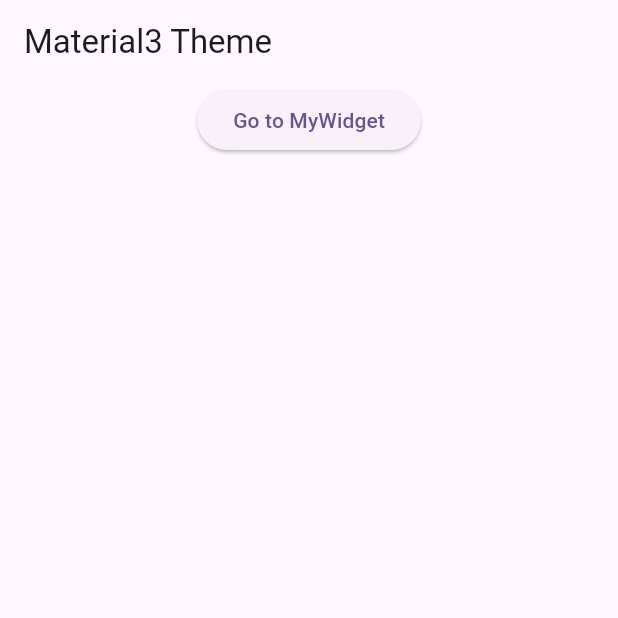
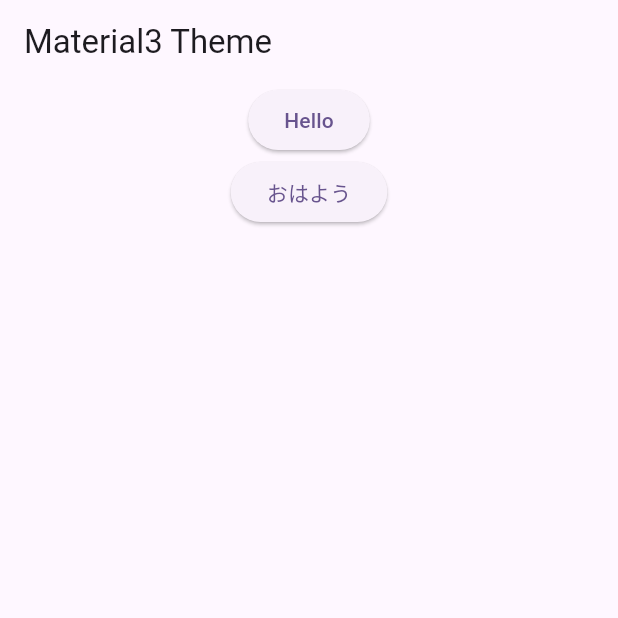
Before and after one commit to someiyoshino/tts10, a Flutter app: the screen it shows after launch, on a phone screen of 412 x 824 dp, the top half of it. Run offline on Flutter 3.47's test engine with Material 3 defaults, Android fonts, the phone set to English and light mode, and no system bars; our stand-ins replace flutter_tts.

Commit message:
mainWidgetをstatefulに変更

```diff
--- a/lib/main.dart
+++ b/lib/main.dart
@@ -11,6 +11,7 @@ class MyApp extends StatelessWidget {
   @override
   Widget build(BuildContext context) {
     return MaterialApp(
+      debugShowCheckedModeBanner: false,
       title: 'Flutter Demo',
       theme: ThemeData(
         colorScheme: ColorScheme.fromSeed(seedColor: Colors.deepPurple),
@@ -28,39 +29,18 @@ class Home extends StatefulWidget {
   State<Home> createState() => _HomeState();
 }
 
+/// 初期化をinitState()で行う為に、Statefulを選択。
+/// constructorの中で、非同期処理は呼ばないのセオリーのようだ。
 class _HomeState extends State<Home> {
-  @override
-  Widget build(BuildContext context) {
-    return Scaffold(
-      appBar: AppBar(
-        title: const Text('Material3 Theme'),
-      ),
-      body: Center(
-        child: Column(
-          children: [
-            ElevatedButton(
-              onPressed: () {
-                Navigator.push(
-                  context,
-                  MaterialPageRoute(builder: (context) => MyWidget()),
-                );
-              },
-              child: const Text('Go to MyWidget'),
-            ),
-          ],
-        ),
-      ),
-    );
-  }
-}
-
-class MyWidget extends StatelessWidget {
-  MyWidget({super.key}) {
-    initializeTts();
-  }
   final FlutterTts tts = FlutterTts();
   final String _text1 = 'Hello, World!. ABC.';
   final String _text2 = 'おはよう。こんにちは。松田です。';
+
+  @override
+  void initState() {
+    super.initState();
+    initializeTts();
+  }
 
   initializeTts() async {
     await tts.setLanguage('ja-JA');
@@ -80,11 +60,10 @@ class MyWidget extends StatelessWidget {
         child: Column(
           children: [
             ElevatedButton(
-              onPressed: () async {
-                await tts.speak(_text1);
-              },
-              child: const Text('Hello'),
-            ),
+                onPressed: () async {
+                  await tts.speak(_text1);
+                },
+                child: const Text('Hello')),
             ElevatedButton(
                 onPressed: () async {
                   await tts.speak(_text2);
```
